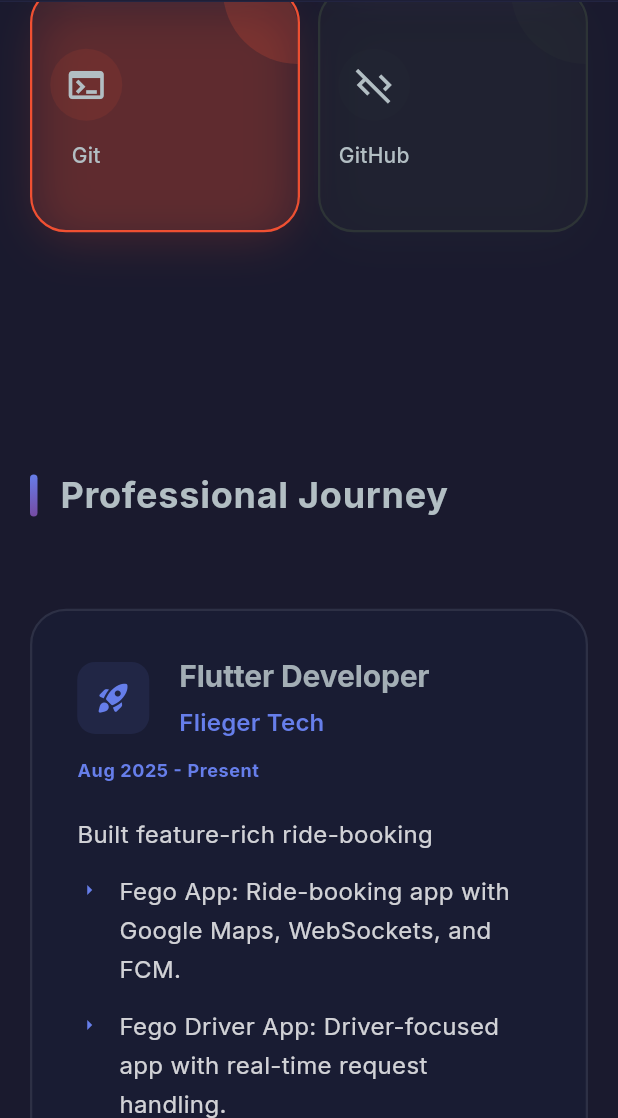
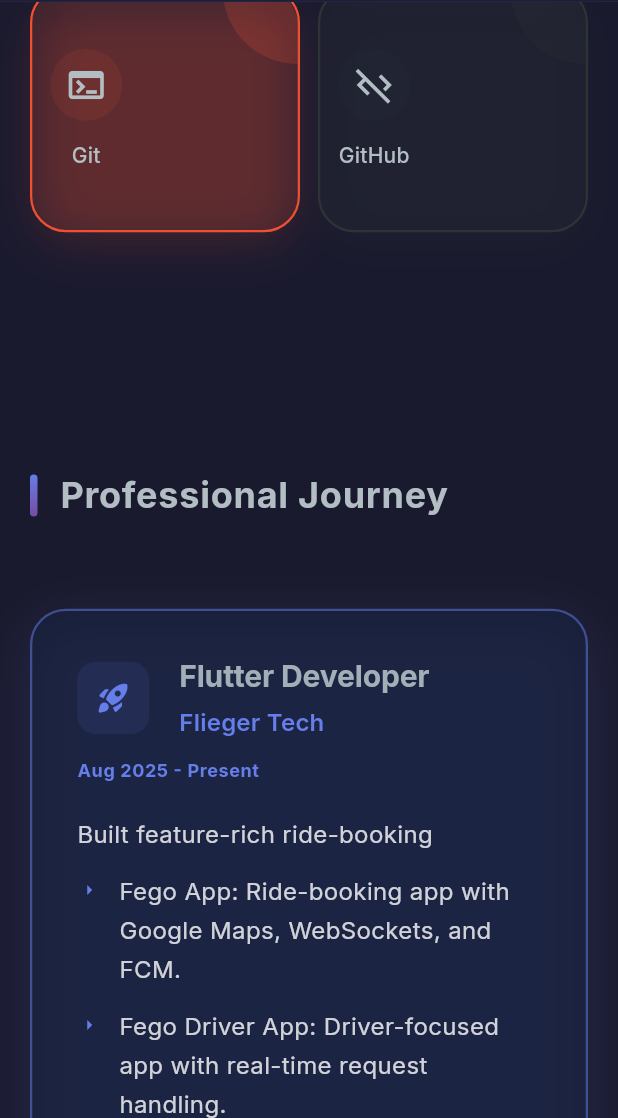
Before and after one commit to MakariosFared/portfolio, a Flutter app: the HomeDesktop screen opened directly, scrolled down 2304 dp, on a phone screen of 412 x 824 dp, the part 118-1236 px from its top. Run offline on Flutter 3.47's test engine with Material 3 defaults, Android fonts, the phone set to English and light mode, and no system bars; our stand-ins replace animate_do, device_preview, dio, google_fonts, visibility_detector.

Commit message:
adabt the project and professional sections in mobile and tablet cases

```diff
--- a/lib/features/home/widgets/professional_journey.dart
+++ b/lib/features/home/widgets/professional_journey.dart
@@ -207,7 +207,23 @@ class _JourneyCardState extends State<_JourneyCard>
             duration: const Duration(milliseconds: 300),
             margin: EdgeInsets.only(left: widget.isMobile ? 0 : 60, bottom: 40),
             padding: const EdgeInsets.all(30),
-            decoration: BoxDecoration(
+            decoration: widget.isMobile
+                ? BoxDecoration(
+                    color: AppColors.surfaceDark.withValues(alpha: 0.6),
+                    borderRadius: BorderRadius.circular(24),
+                    border: Border.all(
+                      color: AppColors.primary.withValues(alpha: 0.5),
+                      width: 1.5,
+                    ),
+                    boxShadow: [
+                      BoxShadow(
+                        color: AppColors.primary.withValues(alpha: 0.15),
+                        blurRadius: 30,
+                        offset: const Offset(0, 10),
+                      ),
+                    ],
+                  )
+                : BoxDecoration(
                     color: isHovered
                         ? AppColors.surfaceDark.withValues(alpha: 0.6)
                         : AppColors.surfaceDark.withValues(alpha: 0.3),
```
Also changed, not shown: lib/features/home/widgets/featured_projects.dart (+6 -3 lines). Lines whose indentation alone changed are shown as unchanged.
